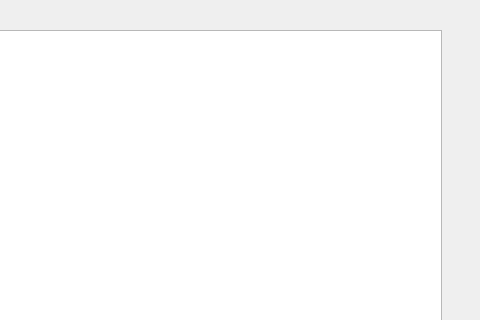
First picture: the form in schooltimetable.ui, repository breadog/Course_selection_system, before the edit; both pictures show x 359 to 839 and y 0 to 320 of the 839 by 587 pixel window.
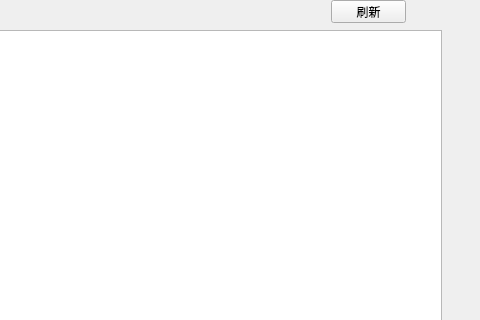
Second picture: the form after the edit.

Diff of the .ui file:
```diff
--- a/schooltimetable.ui
+++ b/schooltimetable.ui
@@ -23,6 +23,19 @@
     </rect>
    </property>
   </widget>
+  <widget class="QPushButton" name="refresh">
+   <property name="geometry">
+    <rect>
+     <x>690</x>
+     <y>0</y>
+     <width>75</width>
+     <height>23</height>
+    </rect>
+   </property>
+   <property name="text">
+    <string>刷新</string>
+   </property>
+  </widget>
  </widget>
  <resources/>
  <connections/>
```
